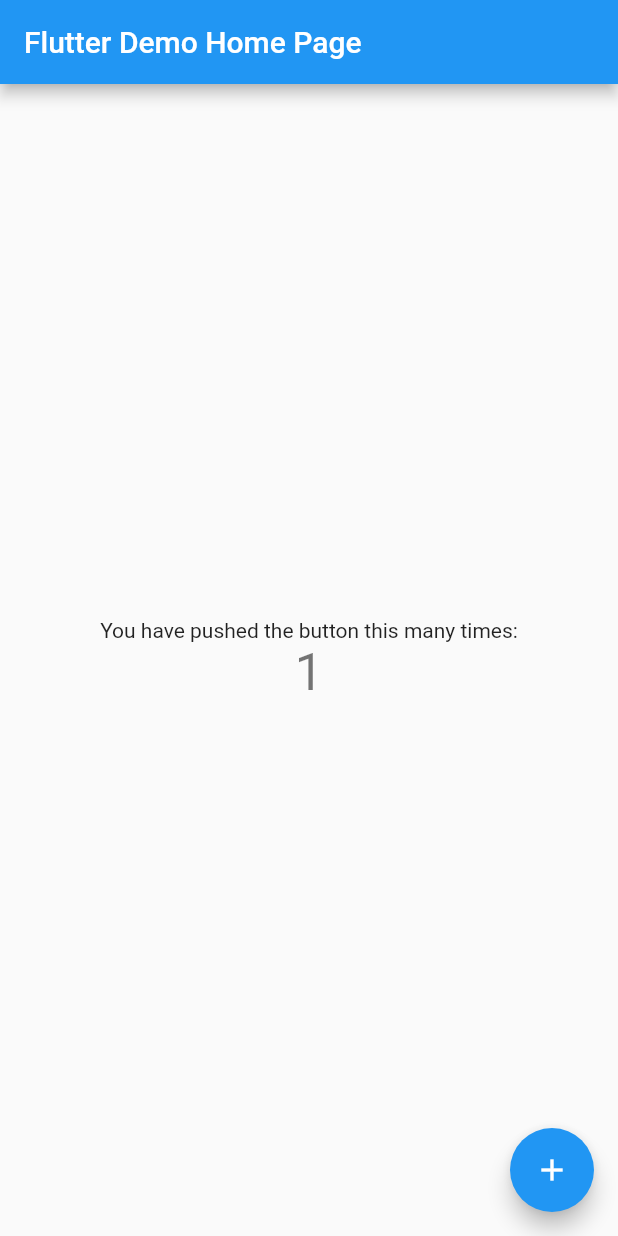
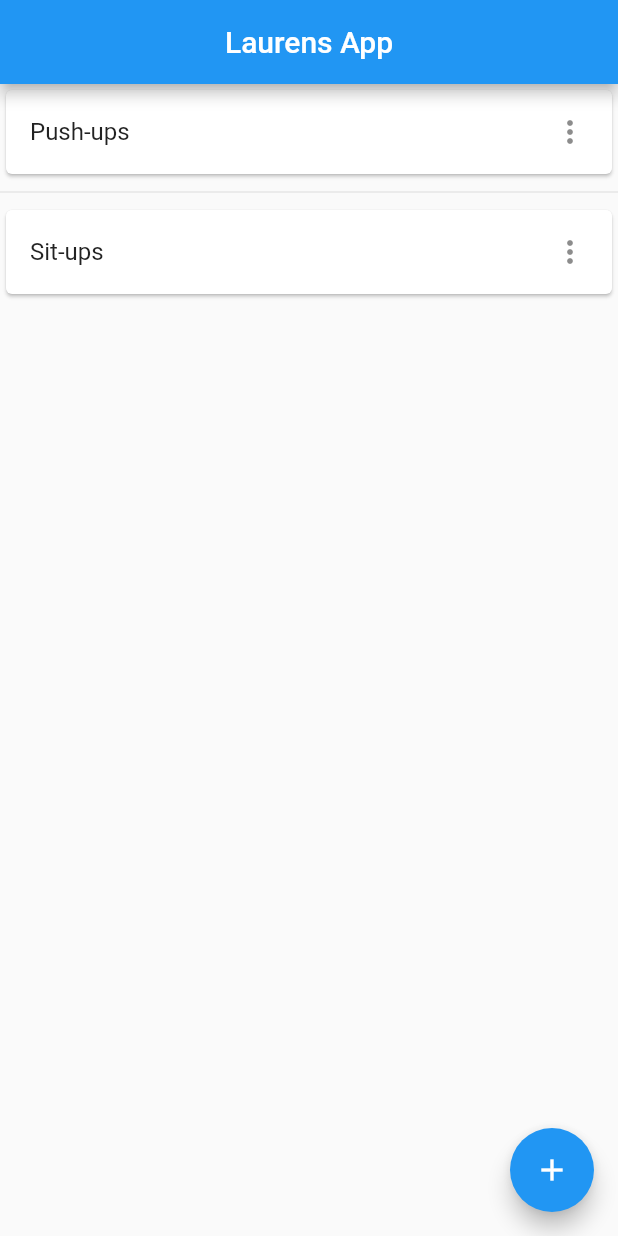
Before and after one commit to Sekaiichi4/productivity_app, a Flutter app: the MyHomePage screen opened directly, after a tap on the "add" icon, on a phone screen of 412 x 824 dp. Run offline on Flutter 3.47's test engine with Material 2 defaults, Android fonts, the phone set to English and light mode, and no system bars.

Commit message:
Changes the homepage to a todo-list style, not functional tho.

```diff
--- a/lib/main.dart
+++ b/lib/main.dart
@@ -1,4 +1,6 @@
 import 'package:flutter/material.dart';
+
+List<Task> tasks = <Task>[];
 
 void main() {
   runApp(MyApp());
@@ -13,13 +15,13 @@
       theme: ThemeData(
         primarySwatch: Colors.blue,
       ),
-      home: MyHomePage(title: 'Flutter Demo Home Page'),
+      home: const MyHomePage(title: 'Laurens App'),
     );
   }
 }
 
 class MyHomePage extends StatefulWidget {
-  MyHomePage({Key key, this.title}) : super(key: key);
+  const MyHomePage({Key key, this.title}) : super(key: key);
 
   final String title;
 
@@ -28,11 +30,12 @@
 }
 
 class _MyHomePageState extends State<MyHomePage> {
-  int _counter = 0;
-
-  void _incrementCounter() {
+  void openTaskDialog() {
+    //Lets create mock items for now
     setState(() {
-      _counter++;
+      tasks.clear();
+      tasks.add(Task(0, 'Push-ups'));
+      tasks.add(Task(0, 'Sit-ups'));
     });
   }
 
@@ -40,27 +43,43 @@
   Widget build(BuildContext context) {
     return Scaffold(
       appBar: AppBar(
-        title: Text(widget.title),
+        title: Center(child: Text(widget.title)),
       ),
       body: Center(
-        child: Column(
-          mainAxisAlignment: MainAxisAlignment.center,
+        child: Stack(
           children: <Widget>[
-            Text(
-              'You have pushed the button this many times:',
-            ),
-            Text(
-              '$_counter',
-              style: Theme.of(context).textTheme.headline4,
-            ),
+            tasks.isNotEmpty
+                ? ListView.separated(
+                    itemBuilder: (BuildContext context, int index) {
+                      final Task currentTask = tasks[index];
+                      return Card(
+                        child: ListTile(
+                          title: Text('${currentTask.description}'),
+                          trailing: Icon(Icons.more_vert),
+                        ),
+                      );
+                    },
+                    separatorBuilder: (BuildContext context, int index) =>
+                        const Divider(),
+                    itemCount: tasks.length)
+                : const Center(
+                    child: Text('Nothing to do... Great!'),
+                  ),
           ],
         ),
       ),
       floatingActionButton: FloatingActionButton(
-        onPressed: _incrementCounter,
-        tooltip: 'Increment',
+        onPressed: openTaskDialog,
+        tooltip: 'Add Task',
         child: Icon(Icons.add),
       ), // This trailing comma makes auto-formatting nicer for build methods.
     );
   }
 }
+
+class Task {
+  Task(this.id, this.description);
+
+  int id;
+  String description;
+}
```
